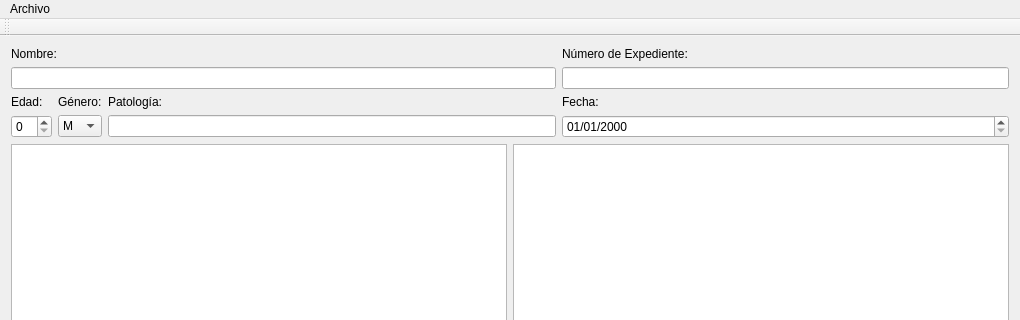
The window that mainwindow.ui (Adriantega12/PPD-Formulario) describes before a commit, drawn with Qt 5; both pictures show x 0 to 1020 and y 0 to 320 of the 1020 by 720 pixel window.
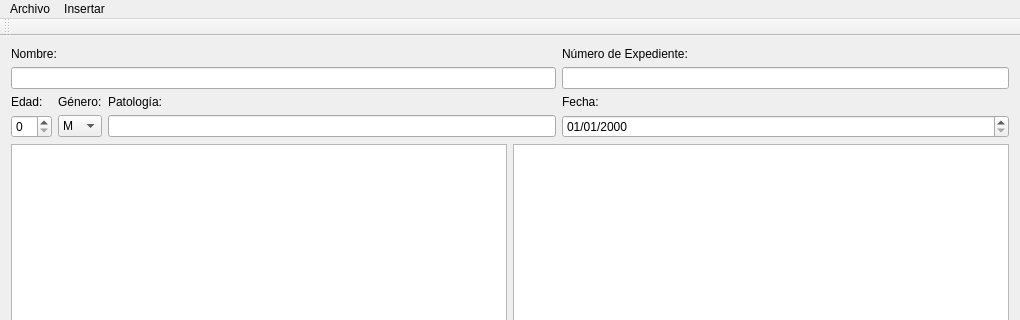
The same window after the commit. Custom widgets are drawn as their Qt base class.

Commit message: Get file path with QFileDialog

```diff
--- a/mainwindow.ui
+++ b/mainwindow.ui
@@ -138,7 +138,14 @@
     <addaction name="actionAbrir"/>
     <addaction name="actionGuardar"/>
    </widget>
+   <widget class="QMenu" name="menuInsertar">
+    <property name="title">
+     <string>Insertar</string>
+    </property>
+    <addaction name="actionImagen"/>
+   </widget>
    <addaction name="menuArchivo"/>
+   <addaction name="menuInsertar"/>
   </widget>
   <action name="actionNuevo">
    <property name="text">
```
Left out of the diff: 5 changed lines with no effect on the pictures. The commit also changes 2 other files.
